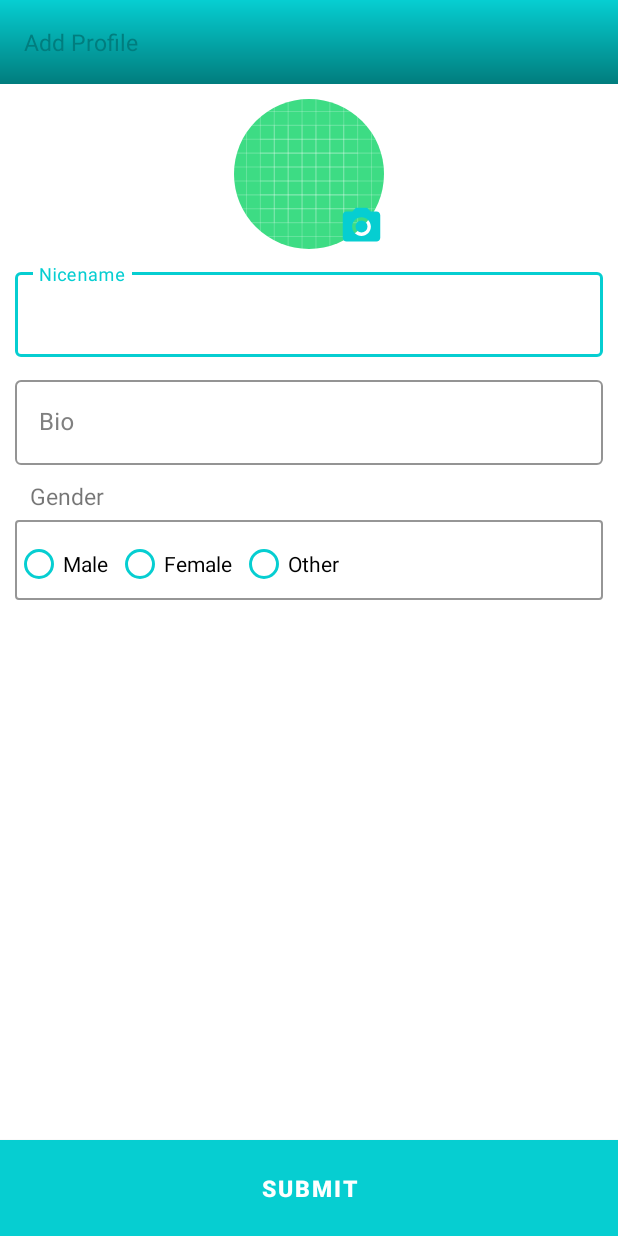
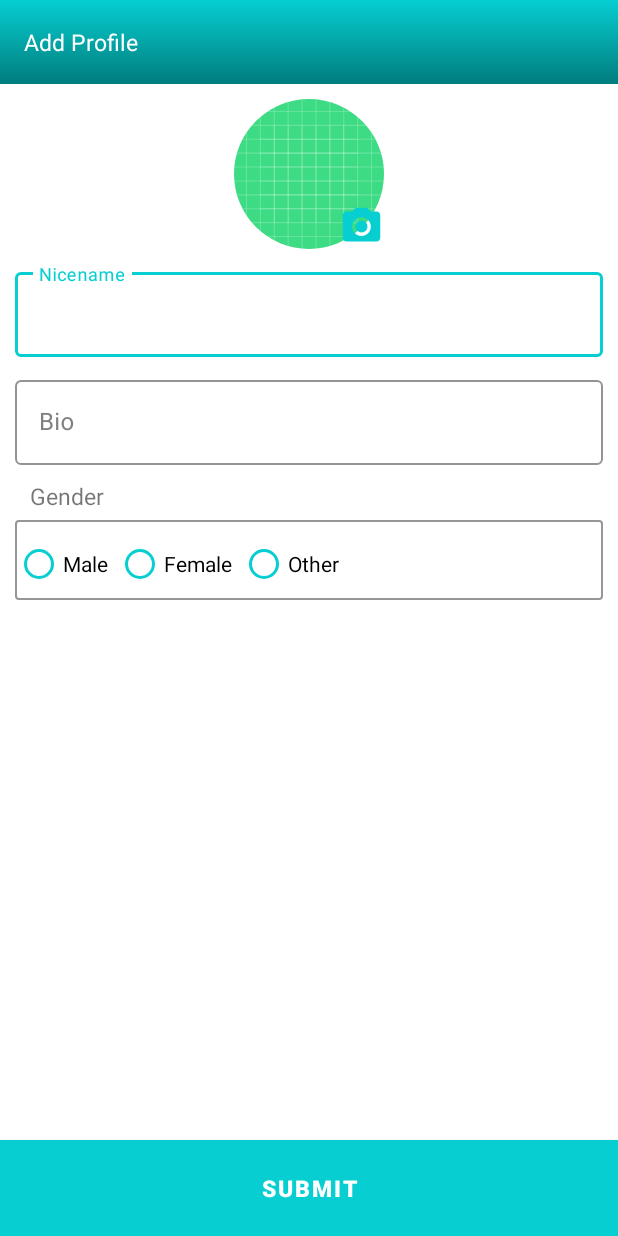
Before and after one commit to PlanetWebit/HelokingsNew, an Android app: the RegisterationActivity screen opened directly, with no data from a screen before it, on a phone screen of 412 x 824 dp. Run offline under Robolectric (Android 15) with nearby library versions, the phone set to English and light mode, and no system bars; our stand-ins replace CircleImageView; libraries missing offline, so code that uses them is left out: com.skydoves.elasticviews; plain views replace ElasticButton; 2 statements that could not run were skipped.

Commit message:
Merge remote-tracking branch 'origin/master'
# Conflicts:
#	app/build.gradle

```diff
--- a/app/build.gradle
+++ b/app/build.gradle
@@ -71,6 +71,6 @@ dependencies {
     implementation 'com.squareup.retrofit2:retrofit:2.9.0'
     implementation 'com.squareup.retrofit2:converter-gson:2.9.0'
     implementation 'com.github.dhaval2404:imagepicker:2.1'
-
+///
 
 }
--- a/app/src/main/res/layout/activity_registeration.xml
+++ b/app/src/main/res/layout/activity_registeration.xml
@@ -16,7 +16,7 @@
             android:layout_width="match_parent"
             android:layout_height="wrap_content"
             android:text="Add Profile"
-            android:textColor="@color/dark_blue"
+            android:textColor="@color/white"
             android:textSize="15sp" />
 
     </androidx.appcompat.widget.Toolbar>
--- a/app/src/main/res/layout/fragment_popular.xml
+++ b/app/src/main/res/layout/fragment_popular.xml
@@ -231,6 +231,7 @@
                                 android:layout_height="24dp"
                                 android:layout_gravity="center"
                                 android:layout_marginLeft="10dp"
+                                android:tintMode="@color/dark_blue"
                                 android:src="@drawable/persan" />
 
                             <LinearLayout
```
